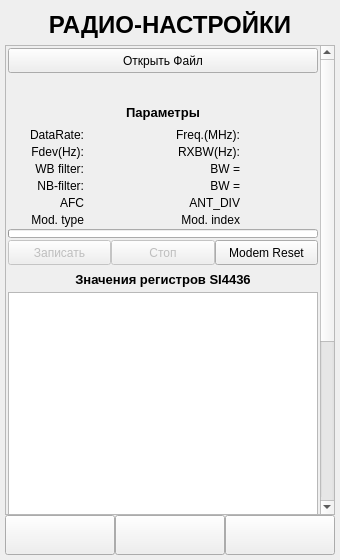
The window that ANDROID_FORMS/si4463_settings_form.ui (DavidSiegman/PLC_RF_Configurator) describes before a commit, drawn with Qt 5.
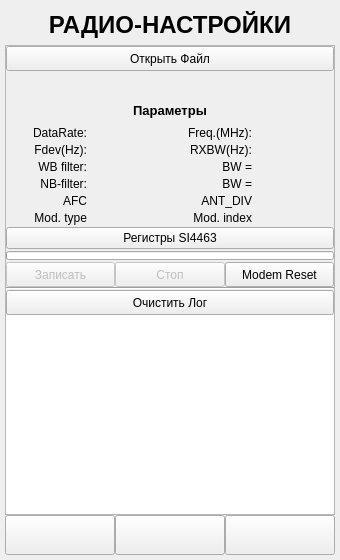
The same window after the commit. Icons and pictures are not drawn.

Commit message: 04.12.2018 20:45: SI4463 Registers form is created

The edit to the form file:
```diff
--- a/ANDROID_FORMS/si4463_settings_form.ui
+++ b/ANDROID_FORMS/si4463_settings_form.ui
@@ -68,6 +68,12 @@
    </item>
    <item>
     <widget class="QScrollArea" name="scrollArea">
+     <property name="sizePolicy">
+      <sizepolicy hsizetype="Expanding" vsizetype="Expanding">
+       <horstretch>0</horstretch>
+       <verstretch>0</verstretch>
+      </sizepolicy>
+     </property>
      <property name="horizontalScrollBarPolicy">
       <enum>Qt::ScrollBarAlwaysOff</enum>
      </property>
@@ -80,24 +86,36 @@
         <x>0</x>
         <y>0</y>
         <width>311</width>
-        <height>732</height>
+        <height>494</height>
        </rect>
       </property>
+      <property name="sizePolicy">
+       <sizepolicy hsizetype="Expanding" vsizetype="Minimum">
+        <horstretch>0</horstretch>
+        <verstretch>0</verstretch>
+       </sizepolicy>
+      </property>
+      <property name="maximumSize">
+       <size>
+        <width>16777215</width>
+        <height>16777215</height>
+       </size>
+      </property>
       <layout class="QVBoxLayout" name="verticalLayout">
        <property name="spacing">
         <number>0</number>
        </property>
        <property name="leftMargin">
-        <number>2</number>
+        <number>0</number>
        </property>
        <property name="topMargin">
-        <number>2</number>
+        <number>0</number>
        </property>
        <property name="rightMargin">
-        <number>2</number>
+        <number>0</number>
        </property>
        <property name="bottomMargin">
-        <number>2</number>
+        <number>0</number>
        </property>
        <item>
         <widget class="QWidget" name="SettingsWidget" native="true">
@@ -110,7 +128,7 @@
          <property name="minimumSize">
           <size>
            <width>0</width>
-           <height>500</height>
+           <height>0</height>
           </size>
          </property>
          <layout class="QVBoxLayout" name="verticalLayout_2" stretch="0,0,0,0,0,0">
@@ -170,7 +188,7 @@
             <item>
              <widget class="QLabel" name="FileName">
               <property name="sizePolicy">
-               <sizepolicy hsizetype="Ignored" vsizetype="Minimum">
+               <sizepolicy hsizetype="Expanding" vsizetype="Minimum">
                 <horstretch>0</horstretch>
                 <verstretch>0</verstretch>
                </sizepolicy>
@@ -185,12 +203,12 @@
                <font>
                 <family>Microsoft YaHei UI</family>
                 <pointsize>8</pointsize>
-                <weight>75</weight>
-                <bold>true</bold>
+                <weight>50</weight>
+                <bold>false</bold>
                </font>
               </property>
               <property name="styleSheet">
-               <string notr="true"/>
+               <string notr="true">color: rgb(0, 115, 10);</string>
               </property>
               <property name="text">
                <string/>
@@ -1091,6 +1109,13 @@
             </item>
            </layout>
           </item>
+          <item>
+           <widget class="QPushButton" name="Registers">
+            <property name="text">
+             <string>Регистры SI4463</string>
+            </property>
+           </widget>
+          </item>
           <item>
            <widget class="QProgressBar" name="progress">
             <property name="minimumSize">
@@ -1201,67 +1226,6 @@
             </item>
            </layout>
           </item>
-          <item>
-           <layout class="QVBoxLayout" name="verticalLayout_14">
-            <property name="spacing">
-             <number>0</number>
-            </property>
-            <item>
-             <widget class="QLabel" name="label_25">
-              <property name="minimumSize">
-               <size>
-                <width>0</width>
-                <height>25</height>
-               </size>
-              </property>
-              <property name="font">
-               <font>
-                <pointsize>10</pointsize>
-                <weight>75</weight>
-                <bold>true</bold>
-               </font>
-              </property>
-              <property name="text">
-               <string>Значения регистров SI4436</string>
-              </property>
-              <property name="alignment">
-               <set>Qt::AlignCenter</set>
-              </property>
-             </widget>
-            </item>
-            <item>
-             <widget class="QTableView" name="SI4436_PROPSView">
-              <property name="sizePolicy">
-               <sizepolicy hsizetype="Minimum" vsizetype="Expanding">
-                <horstretch>0</horstretch>
-                <verstretch>0</verstretch>
-               </sizepolicy>
-              </property>
-              <property name="minimumSize">
-               <size>
-                <width>0</width>
-                <height>230</height>
-               </size>
-              </property>
-              <property name="font">
-               <font>
-                <family>Microsoft YaHei UI</family>
-                <pointsize>7</pointsize>
-               </font>
-              </property>
-              <property name="verticalScrollBarPolicy">
-               <enum>Qt::ScrollBarAsNeeded</enum>
-              </property>
-              <property name="horizontalScrollBarPolicy">
-               <enum>Qt::ScrollBarAsNeeded</enum>
-              </property>
-              <property name="sizeAdjustPolicy">
-               <enum>QAbstractScrollArea::AdjustIgnored</enum>
-              </property>
-             </widget>
-            </item>
-           </layout>
-          </item>
          </layout>
         </widget>
        </item>
@@ -1293,7 +1257,7 @@
        <item>
         <widget class="QPlainTextEdit" name="console">
          <property name="sizePolicy">
-          <sizepolicy hsizetype="Minimum" vsizetype="Minimum">
+          <sizepolicy hsizetype="Expanding" vsizetype="Expanding">
            <horstretch>0</horstretch>
            <verstretch>0</verstretch>
           </sizepolicy>
@@ -1301,7 +1265,7 @@
          <property name="minimumSize">
           <size>
            <width>0</width>
-           <height>200</height>
+           <height>0</height>
           </size>
          </property>
          <property name="font">
@@ -1310,6 +1274,9 @@
            <pointsize>7</pointsize>
           </font>
          </property>
+         <property name="styleSheet">
+          <string notr="true">border: none;</string>
+         </property>
         </widget>
        </item>
       </layout>
```
The commit also changes 8 other files.
